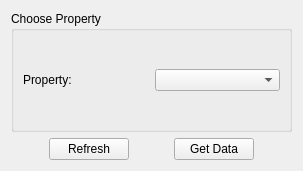
Above: scripts/orange-widget/birth_attr.ui from GPlates/GPlates before the change. Below: the same form after it.
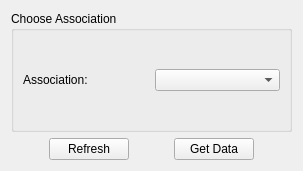
That is the form after the change.

What changed in the file:
```diff
--- a/scripts/orange-widget/birth_attr.ui
+++ b/scripts/orange-widget/birth_attr.ui
@@ -17,7 +17,7 @@
    <item>
     <widget class="QGroupBox" name="groupBox_2">
      <property name="title">
-      <string>Choose Property</string>
+      <string>Choose Association</string>
      </property>
      <layout class="QVBoxLayout" name="verticalLayout">
       <item>
@@ -25,7 +25,7 @@
         <item>
          <widget class="QLabel" name="label_4">
           <property name="text">
-           <string>Property:</string>
+           <string>Association:</string>
           </property>
          </widget>
         </item>
```
Left out of the diff: 1 changed line with no effect on the pictures.
